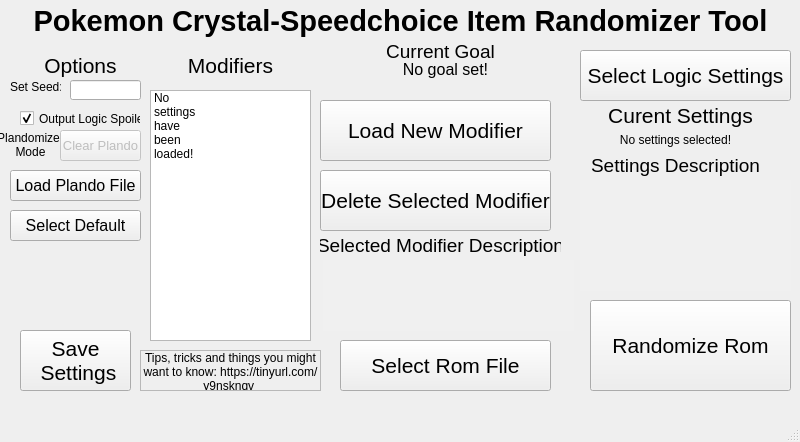
Before: the Qt Designer form QTGUIDesign.ui in erudnick-cohen/Pokemon-Crystal-Item-Randomizer, drawn with Qt 5.
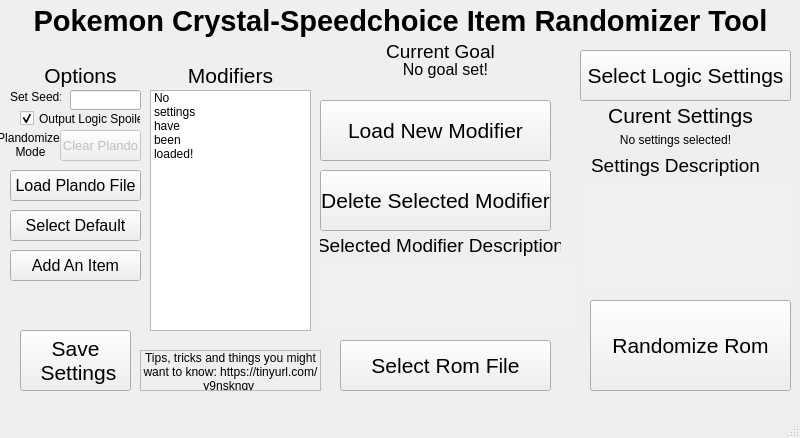
After: the same form once the commit is applied.

Patch:
```diff
--- a/QTGUIDesign.ui
+++ b/QTGUIDesign.ui
@@ -7,7 +7,7 @@
     <x>0</x>
     <y>0</y>
     <width>800</width>
-    <height>442</height>
+    <height>438</height>
    </rect>
   </property>
   <property name="windowTitle">
@@ -80,7 +80,7 @@
     <property name="geometry">
      <rect>
       <x>0</x>
-      <y>50</y>
+      <y>60</y>
       <width>161</width>
       <height>31</height>
      </rect>
@@ -198,7 +198,7 @@
     <property name="geometry">
      <rect>
       <x>150</x>
-      <y>50</y>
+      <y>60</y>
       <width>161</width>
       <height>31</height>
      </rect>
@@ -221,7 +221,7 @@
       <x>150</x>
       <y>90</y>
       <width>161</width>
-      <height>251</height>
+      <height>241</height>
      </rect>
     </property>
     <item>
@@ -393,7 +393,7 @@
     <property name="geometry">
      <rect>
       <x>70</x>
-      <y>80</y>
+      <y>90</y>
       <width>71</width>
       <height>20</height>
      </rect>
@@ -406,7 +406,7 @@
     <property name="geometry">
      <rect>
       <x>10</x>
-      <y>80</y>
+      <y>90</y>
       <width>51</width>
       <height>16</height>
      </rect>
@@ -758,6 +758,24 @@
      <string>Select Default</string>
     </property>
    </widget>
+   <widget class="QPushButton" name="AddItem">
+    <property name="geometry">
+     <rect>
+      <x>10</x>
+      <y>250</y>
+      <width>131</width>
+      <height>31</height>
+     </rect>
+    </property>
+    <property name="font">
+     <font>
+      <pointsize>12</pointsize>
+     </font>
+    </property>
+    <property name="text">
+     <string>Add An Item</string>
+    </property>
+   </widget>
   </widget>
   <widget class="QMenuBar" name="menubar">
    <property name="geometry">
```
